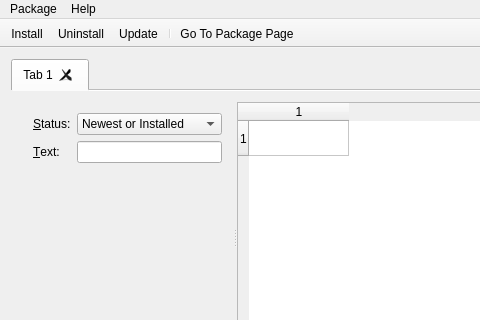
npackd/npackd, file wpmcpp/mainwindow.ui: the form before one commit; both pictures show x 0 to 480 and y 0 to 320 of the 631 by 416 pixel window.
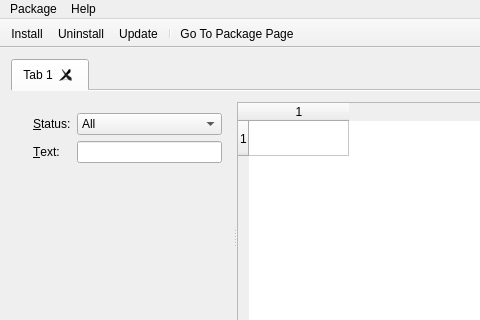
The form after the commit. Icons and pictures are not drawn.

```diff
--- a/wpmcpp/mainwindow.ui
+++ b/wpmcpp/mainwindow.ui
@@ -72,7 +72,7 @@
                <string>filter the packages by  status</string>
               </property>
               <property name="currentIndex">
-               <number>4</number>
+               <number>0</number>
               </property>
               <item>
                <property name="text">
@@ -94,11 +94,6 @@
                 <string>Installed, Updateable</string>
                </property>
               </item>
-              <item>
-               <property name="text">
-                <string>Newest or Installed</string>
-               </property>
-              </item>
              </widget>
             </item>
             <item row="1" column="0">
```
